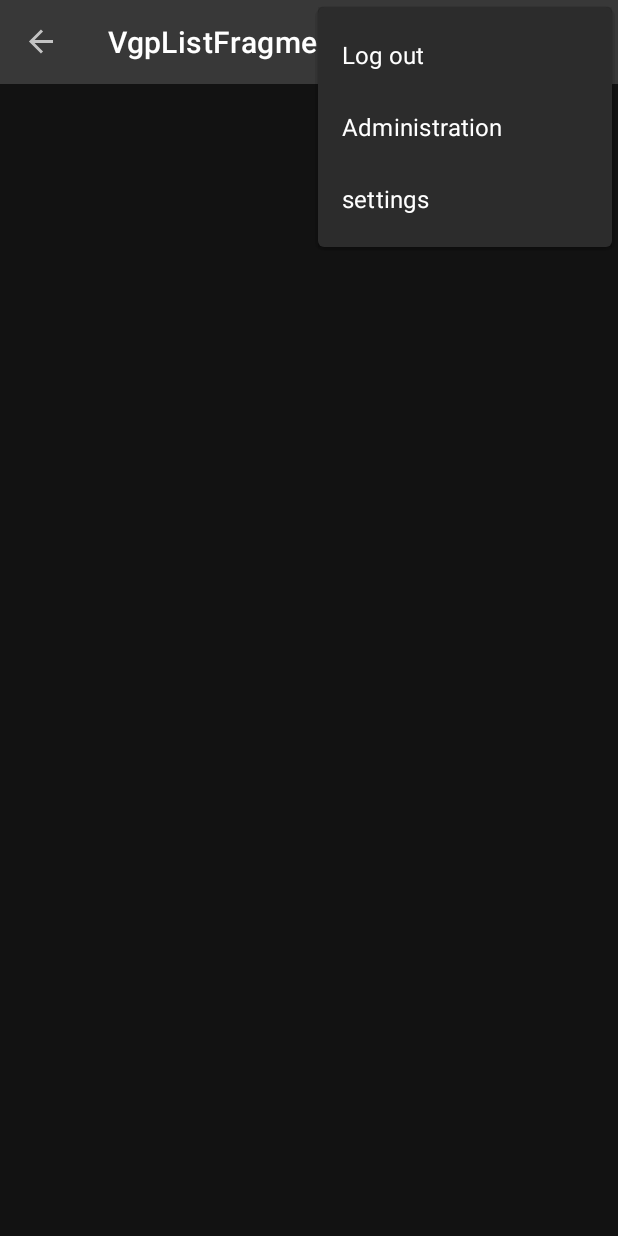
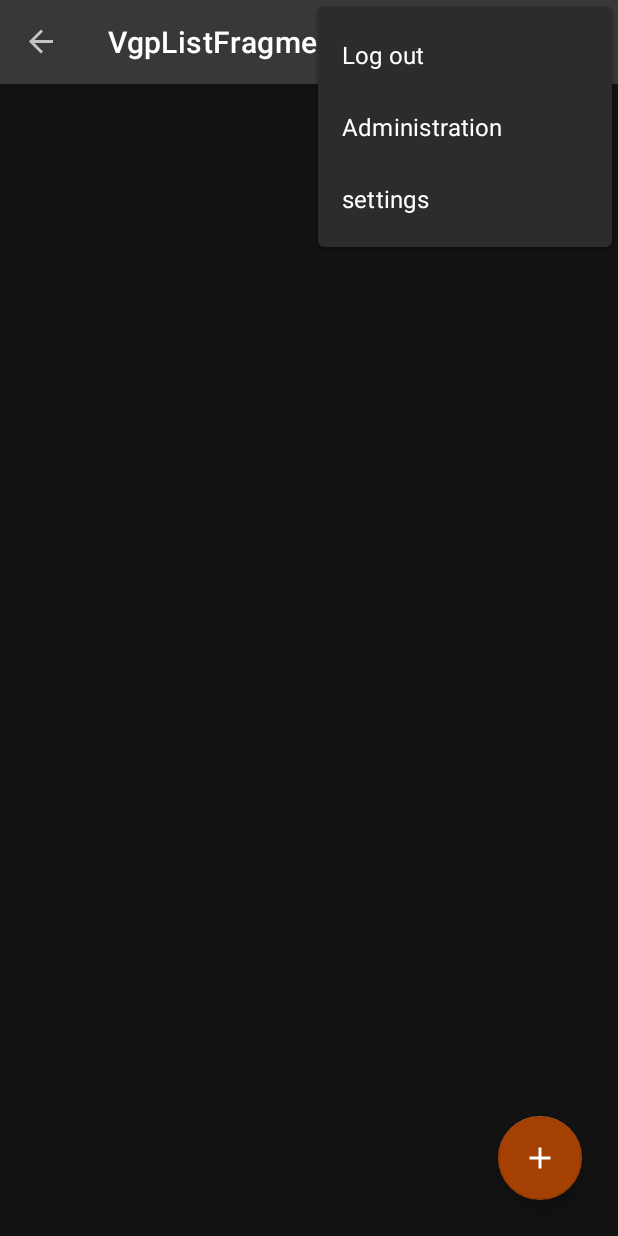
Before and after one commit to skichrome/easy-vgp-oc, an Android app: the VgpListFragment screen opened through its navigation route, with the options menu open, on a phone screen of 412 x 824 dp. Run offline under Robolectric (Android 15) with nearby library versions, the phone set to English and light mode, and no system bars; our stand-ins replace Firebase (no records; nobody signed in at launch, a user with empty details on screens opened directly), Room's generated code, data binding, navigation-ui; libraries missing offline, so code that uses them is left out: com.firebase.ui.

Commit message:
Working on VGP list features.
[Features]
  - Added list of reports previously saved on vgp list screen.
  - Added 1st version of query to get all values for one report (will be used to generate pdf report).
  - The date is formatted to a human readable format on item list.

[BugFixes]
  - The date associated to a group of control point is now equal for all control points in one group.

```diff
--- a/app/src/main/java/com/skichrome/oc/easyvgp/EasyVGPApplication.kt
+++ b/app/src/main/java/com/skichrome/oc/easyvgp/EasyVGPApplication.kt
@@ -20,4 +20,7 @@ class EasyVGPApplication : Application()
 
     val newVgpRepository: NewVgpRepository
         get() = ServiceLocator.provideVgpRepository(this)
+
+    val vgpListRepository: VgpListRepository
+        get() = ServiceLocator.provideVgpListRepository(this)
 }
--- a/app/src/main/java/com/skichrome/oc/easyvgp/model/DefaultNewVgpRepository.kt
+++ b/app/src/main/java/com/skichrome/oc/easyvgp/model/DefaultNewVgpRepository.kt
@@ -14,6 +14,7 @@ class DefaultNewVgpRepository(private val localSource: NewVgpSource) : NewVgpRep
 
     override suspend fun insertMachineControlPointData(ctrlPointDataVgp: List<ControlPointDataVgp>, machineId: Long): Results<List<Long>>
     {
+        val reportDate = System.currentTimeMillis()
         val idResultList = mutableListOf<Long>()
         ctrlPointDataVgp.map {
             ControlPointData(
@@ -33,7 +34,7 @@ class DefaultNewVgpRepository(private val localSource: NewVgpSource) : NewVgpRep
                 val crossRef = MachineControlPointData(
                     machineId = machineId,
                     ctrlPointDataId = results.data,
-                    reportDate = System.currentTimeMillis()
+                    reportDate = reportDate
                 )
 
                 val crossRefResult = localSource.insertMachineCtrlPtDataCrossRef(crossRef)
--- /dev/null
+++ b/app/src/main/java/com/skichrome/oc/easyvgp/model/DefaultVgpListRepository.kt
@@ -0,0 +1,6 @@
+package com.skichrome.oc.easyvgp.model
+
+class DefaultVgpListRepository(private val localSource: VgpListSource) : VgpListRepository
+{
+    override suspend fun getAllReports(machineId: Long): Results<List<Long>> = localSource.getAllReports(machineId)
+}
--- /dev/null
+++ b/app/src/main/java/com/skichrome/oc/easyvgp/model/VgpListRepository.kt
@@ -0,0 +1,6 @@
+package com.skichrome.oc.easyvgp.model
+
+interface VgpListRepository
+{
+    suspend fun getAllReports(machineId: Long): Results<List<Long>>
+}
--- /dev/null
+++ b/app/src/main/java/com/skichrome/oc/easyvgp/model/VgpListSource.kt
@@ -0,0 +1,6 @@
+package com.skichrome.oc.easyvgp.model
+
+interface VgpListSource
+{
+    suspend fun getAllReports(machineId: Long): Results<List<Long>>
+}
--- /dev/null
+++ b/app/src/main/java/com/skichrome/oc/easyvgp/model/local/LocalVgpListSource.kt
@@ -0,0 +1,27 @@
+package com.skichrome.oc.easyvgp.model.local
+
+import com.skichrome.oc.easyvgp.model.Results
+import com.skichrome.oc.easyvgp.model.Results.Error
+import com.skichrome.oc.easyvgp.model.Results.Success
+import com.skichrome.oc.easyvgp.model.VgpListSource
+import com.skichrome.oc.easyvgp.model.local.database.MachineControlPointDataDao
+import kotlinx.coroutines.CoroutineDispatcher
+import kotlinx.coroutines.Dispatchers
+import kotlinx.coroutines.withContext
+
+class LocalVgpListSource(
+    private val machineControlPointDataDao: MachineControlPointDataDao,
+    private val dispatchers: CoroutineDispatcher = Dispatchers.IO
+) : VgpListSource
+{
+    override suspend fun getAllReports(machineId: Long): Results<List<Long>> = withContext(dispatchers) {
+        return@withContext try
+        {
+            Success(machineControlPointDataDao.getCtrlPointDataFromMachineId(machineId))
+        }
+        catch (e: Exception)
+        {
+            Error(e)
+        }
+    }
+}
--- a/app/src/main/java/com/skichrome/oc/easyvgp/model/local/database/MachineControlPointData.kt
+++ b/app/src/main/java/com/skichrome/oc/easyvgp/model/local/database/MachineControlPointData.kt
@@ -1,9 +1,6 @@
 package com.skichrome.oc.easyvgp.model.local.database
 
-import androidx.room.ColumnInfo
-import androidx.room.Dao
-import androidx.room.Entity
-import androidx.room.ForeignKey
+import androidx.room.*
 
 @Entity(
     tableName = "MachinesControlPointsDataCrossRef",
@@ -27,5 +24,19 @@ data class MachineControlPointData(
     @ColumnInfo(name = "report_date") val reportDate: Long
 )
 
+data class MachineIdWithControlPointData(
+    @ColumnInfo(name = "machine_id") val machineId: Long,
+    @ColumnInfo(name = "ctrl_point_data_id") val ctrlPointDataId: Long,
+    @ColumnInfo(name = "control_point_id") val ctrlPointId: Long,
+    @ColumnInfo(name = "control_point_name") val ctrlPointName: String
+)
+
 @Dao
 interface MachineControlPointDataDao : BaseDao<MachineControlPointData>
+{
+    @Query("SELECT MachinesControlPointsDataCrossRef.report_date FROM MachinesControlPointsDataCrossRef LEFT JOIN ControlPointsData WHERE MachinesControlPointsDataCrossRef.ctrl_point_data_id == ControlPointsData.ctrl_point_data_id AND MachinesControlPointsDataCrossRef.machine_id == :id")
+    suspend fun getCtrlPointDataFromMachineId(id: Long): List<Long>
+
+    @Query("SELECT MachinesControlPointsDataCrossRef.machine_id, ControlPointsData.ctrl_point_data_id, control_points.control_point_id, control_points.control_point_name FROM MachinesControlPointsDataCrossRef JOIN ControlPointsData JOIN control_points WHERE MachinesControlPointsDataCrossRef.machine_id == :id AND MachinesControlPointsDataCrossRef.ctrl_point_data_id == ControlPointsData.ctrl_point_data_id AND control_points.control_point_id == ControlPointsData.ctrl_point_data_ctrl_point_ref")
+    suspend fun getCtrlPointControlPointDataFromMachineId(id: Long): List<MachineIdWithControlPointData>
+}
--- a/app/src/main/java/com/skichrome/oc/easyvgp/util/BindingAdaptersMethods.kt
+++ b/app/src/main/java/com/skichrome/oc/easyvgp/util/BindingAdaptersMethods.kt
@@ -1,5 +1,6 @@
 package com.skichrome.oc.easyvgp.util
 
+import android.widget.TextView
 import androidx.databinding.BindingAdapter
 import androidx.recyclerview.widget.RecyclerView
 import com.skichrome.oc.easyvgp.model.local.database.ControlPoint
@@ -8,6 +9,7 @@ import com.skichrome.oc.easyvgp.model.local.database.Machine
 import com.skichrome.oc.easyvgp.model.local.database.MachineType
 import com.skichrome.oc.easyvgp.model.local.util.ControlPointDataVgp
 import com.skichrome.oc.easyvgp.view.fragments.adapters.*
+import java.text.SimpleDateFormat
 
 @BindingAdapter(value = ["items_customers"])
 fun setCustomerItems(listView: RecyclerView, customers: List<Customer>?) = customers?.let {
@@ -29,7 +31,19 @@ fun setControlPointsItems(listView: RecyclerView, controlPoints: List<ControlPoi
     (listView.adapter as ControlPointAdapter).submitList(it)
 }
 
+@BindingAdapter(value = ["items_reports"])
+fun setReportItems(listView: RecyclerView, reports: List<Long>?) = reports?.let {
+    (listView.adapter as VgpListFragmentAdapter).submitList(it)
+}
+
 @BindingAdapter(value = ["items_ctrl_points_vgp"])
 fun setCtrlPointDataItems(listView: RecyclerView, controlPoints: List<ControlPointDataVgp>?) = controlPoints?.let {
     (listView.adapter as ControlPointNewVgpAdapter).submitList(it)
 }
+
+@BindingAdapter("bind_date")
+fun getDateFormatted(textView: TextView, dateMillis: Long)
+{
+    val date = SimpleDateFormat.getDateInstance()
+    textView.text = date.format(dateMillis)
+}
--- a/app/src/main/java/com/skichrome/oc/easyvgp/view/fragments/VgpListFragment.kt
+++ b/app/src/main/java/com/skichrome/oc/easyvgp/view/fragments/VgpListFragment.kt
@@ -1,14 +1,80 @@
 package com.skichrome.oc.easyvgp.view.fragments
 
+import androidx.fragment.app.viewModels
+import androidx.navigation.fragment.findNavController
+import androidx.navigation.fragment.navArgs
+import com.skichrome.oc.easyvgp.EasyVGPApplication
 import com.skichrome.oc.easyvgp.R
 import com.skichrome.oc.easyvgp.databinding.FragmentVgpListBinding
+import com.skichrome.oc.easyvgp.util.AutoClearedValue
+import com.skichrome.oc.easyvgp.util.EventObserver
+import com.skichrome.oc.easyvgp.util.snackBar
 import com.skichrome.oc.easyvgp.view.base.BaseBindingFragment
+import com.skichrome.oc.easyvgp.view.fragments.adapters.VgpListFragmentAdapter
+import com.skichrome.oc.easyvgp.viewmodel.VgpListViewModel
+import com.skichrome.oc.easyvgp.viewmodel.vmfactory.VgpListViewModelFactory
+import kotlinx.android.synthetic.main.fragment_vgp_list.*
 
 class VgpListFragment : BaseBindingFragment<FragmentVgpListBinding>()
 {
+    // =================================
+    //              Fields
+    // =================================
+
+    private val args by navArgs<VgpListFragmentArgs>()
+    private val viewModel by viewModels<VgpListViewModel> {
+        VgpListViewModelFactory((requireActivity().application as EasyVGPApplication).vgpListRepository)
+    }
+
+    private var adapter by AutoClearedValue<VgpListFragmentAdapter>()
+
+    // =================================
+    //        Superclass Methods
+    // =================================
+
     override fun getFragmentLayout(): Int = R.layout.fragment_vgp_list
 
     override fun configureFragment()
     {
+        configureViewModel()
+        configureBinding()
+        configureRecyclerView()
+        configureBtn()
+    }
+
+    // =================================
+    //              Methods
+    // =================================
+
+    private fun configureViewModel() = viewModel.apply {
+        message.observe(viewLifecycleOwner, EventObserver { binding.root.snackBar(getString(it)) })
+        loadAllVgpFromMachine(args.machineId)
+    }
+
+    private fun configureBinding()
+    {
+        binding.viewModel = viewModel
+    }
+
+    private fun configureRecyclerView()
+    {
+        adapter = VgpListFragmentAdapter(viewModel)
+        binding.vgpListFragmentRecyclerView.setHasFixedSize(true)
+        binding.vgpListFragmentRecyclerView.adapter = adapter
+    }
+
+    private fun configureBtn()
+    {
+        vgpListFragmentFab.setOnClickListener { navigateToNewVgpFragment() }
+    }
+
+    private fun navigateToNewVgpFragment(machineId: Long = args.machineId, machineTypeId: Long = args.machineTypeId, customerId: Long = -1L)
+    {
+        val opt = VgpListFragmentDirections.actionVgpListFragmentToVgpFragment(
+            machineId = machineId,
+            machineTypeId = machineTypeId,
+            customerId = customerId
+        )
+        findNavController().navigate(opt)
     }
 }
--- /dev/null
+++ b/app/src/main/java/com/skichrome/oc/easyvgp/view/fragments/adapters/VgpListFragmentAdapter.kt
@@ -0,0 +1,36 @@
+package com.skichrome.oc.easyvgp.view.fragments.adapters
+
+import android.view.LayoutInflater
+import android.view.ViewGroup
+import androidx.recyclerview.widget.DiffUtil
+import androidx.recyclerview.widget.ListAdapter
+import androidx.recyclerview.widget.RecyclerView
+import com.skichrome.oc.easyvgp.databinding.ItemRvVgpListBinding
+import com.skichrome.oc.easyvgp.viewmodel.VgpListViewModel
+
+class VgpListFragmentAdapter(private val viewModel: VgpListViewModel) :
+    ListAdapter<Long, VgpListFragmentAdapter.VgpListFragmentViewHolder>(VgpListFragmentCallback())
+{
+    override fun onCreateViewHolder(parent: ViewGroup, viewType: Int): VgpListFragmentViewHolder
+    {
+        val binding = ItemRvVgpListBinding.inflate(LayoutInflater.from(parent.context), parent, false)
+        return VgpListFragmentViewHolder(binding)
+    }
+
+    override fun onBindViewHolder(holder: VgpListFragmentViewHolder, position: Int) = holder.bind(getItem(position), viewModel)
+
+    class VgpListFragmentViewHolder(private val binding: ItemRvVgpListBinding) : RecyclerView.ViewHolder(binding.root)
+    {
+        fun bind(report: Long, viewModel: VgpListViewModel)
+        {
+            binding.viewModel = viewModel
+            binding.report = report
+        }
+    }
+
+    class VgpListFragmentCallback : DiffUtil.ItemCallback<Long>()
+    {
+        override fun areItemsTheSame(oldItem: Long, newItem: Long): Boolean = oldItem == newItem
+        override fun areContentsTheSame(oldItem: Long, newItem: Long): Boolean = oldItem == newItem
+    }
+}
--- /dev/null
+++ b/app/src/main/java/com/skichrome/oc/easyvgp/viewmodel/BaseViewModel.kt
@@ -0,0 +1,14 @@
+package com.skichrome.oc.easyvgp.viewmodel
+
+import androidx.lifecycle.LiveData
+import androidx.lifecycle.MutableLiveData
+import androidx.lifecycle.ViewModel
+import com.skichrome.oc.easyvgp.util.Event
+
+abstract class BaseViewModel : ViewModel()
+{
+    protected val _message = MutableLiveData<Event<Int>>()
+    abstract val message: LiveData<Event<Int>>
+
+    protected abstract fun showMessage(msgRef: Int)
+}
--- /dev/null
+++ b/app/src/main/java/com/skichrome/oc/easyvgp/viewmodel/VgpListViewModel.kt
@@ -0,0 +1,54 @@
+package com.skichrome.oc.easyvgp.viewmodel
+
+import android.util.Log
+import androidx.lifecycle.LiveData
+import androidx.lifecycle.MutableLiveData
+import androidx.lifecycle.viewModelScope
+import com.skichrome.oc.easyvgp.model.Results.Error
+import com.skichrome.oc.easyvgp.model.Results.Success
+import com.skichrome.oc.easyvgp.model.VgpListRepository
+import com.skichrome.oc.easyvgp.util.Event
+import com.skichrome.oc.easyvgp.util.uiJob
+
+class VgpListViewModel(private val repository: VgpListRepository) : BaseViewModel()
+{
+    // =================================
+    //              Fields
+    // =================================
+
+    override val message: LiveData<Event<Int>>
+        get() = _message
+
+    private val _vgpList = MutableLiveData<List<Long>>()
+    val vgpList: LiveData<List<Long>> = _vgpList
+
+    // =================================
+    //        Superclass Methods
+    // =================================
+
+    override fun showMessage(msgRef: Int)
+    {
+        _message.value = Event(msgRef)
+    }
+
+    // =================================
+    //              Methods
+    // =================================
+
+    fun onClickReport(reportId: Long)
+    {
+    }
+
+    fun loadAllVgpFromMachine(machineId: Long)
+    {
+        viewModelScope.uiJob {
+            val result = repository.getAllReports(machineId)
+            if (result is Success)
+            {
+                _vgpList.value = result.data
+                Log.e("VgpListVM", "Success: ${result.data}")
+            } else
+                Log.e("VgpListVM", "An error occurred when loading vgp list", (result as Error).exception)
+        }
+    }
+}
--- /dev/null
+++ b/app/src/main/java/com/skichrome/oc/easyvgp/viewmodel/vmfactory/VgpListViewModelFactory.kt
@@ -0,0 +1,12 @@
+package com.skichrome.oc.easyvgp.viewmodel.vmfactory
+
+import androidx.lifecycle.ViewModel
+import androidx.lifecycle.ViewModelProvider
+import com.skichrome.oc.easyvgp.model.VgpListRepository
+import com.skichrome.oc.easyvgp.viewmodel.VgpListViewModel
+
+class VgpListViewModelFactory(private val repository: VgpListRepository) : ViewModelProvider.NewInstanceFactory()
+{
+    @Suppress("UNCHECKED_CAST")
+    override fun <T : ViewModel?> create(modelClass: Class<T>): T = VgpListViewModel(repository) as T
+}
--- a/app/src/main/res/layout/fragment_vgp_list.xml
+++ b/app/src/main/res/layout/fragment_vgp_list.xml
@@ -1,11 +1,39 @@
 <?xml version="1.0" encoding="utf-8"?>
 
 <layout
-    xmlns:android="http://schemas.android.com/apk/res/android">
+    xmlns:android="http://schemas.android.com/apk/res/android"
+    xmlns:app="http://schemas.android.com/apk/res-auto"
+    xmlns:tools="http://schemas.android.com/tools">
+
+    <data>
+
+        <variable
+            name="viewModel"
+            type="com.skichrome.oc.easyvgp.viewmodel.VgpListViewModel" />
+    </data>
 
     <androidx.constraintlayout.widget.ConstraintLayout
         android:layout_width="match_parent"
         android:layout_height="match_parent">
 
+        <androidx.recyclerview.widget.RecyclerView
+            android:id="@+id/vgpListFragmentRecyclerView"
+            android:layout_width="0dp"
+            android:layout_height="0dp"
+            app:items_reports="@{viewModel.vgpList}"
+            app:layoutManager="androidx.recyclerview.widget.LinearLayoutManager"
+            app:layout_constraintBottom_toBottomOf="parent"
+            app:layout_constraintEnd_toEndOf="parent"
+            app:layout_constraintStart_toStartOf="parent"
+            app:layout_constraintTop_toTopOf="parent"
+            tools:listitem="@layout/item_rv_vgp_list" />
+
+        <com.google.android.material.floatingactionbutton.FloatingActionButton
+            android:id="@+id/vgpListFragmentFab"
+            style="@style/fabStyle"
+            android:src="@drawable/ic_add_24dp"
+            app:layout_constraintBottom_toBottomOf="parent"
+            app:layout_constraintEnd_toEndOf="parent" />
+
     </androidx.constraintlayout.widget.ConstraintLayout>
 </layout>
--- a/app/src/main/res/values/strings.xml
+++ b/app/src/main/res/values/strings.xml
@@ -125,7 +125,7 @@
     <string name="frag_vgp_dialog_cancel">Cancel</string>
     <string name="frag_vgp_dialog_title">Set your comment for this control point</string>
 
-    <!-- Verification types and Choice Possibilities enumeration -->
+    <!-- Verification types, Control type and Choice Possibilities enumeration -->
     <string name="verification_type_visual">Visual</string>
     <string name="verification_type_both_visual_functional">Visual / Functional</string>
     <string name="verification_type_functional">Functional</string>
@@ -133,4 +133,8 @@
     <string name="choice_possibilities_good">Good</string>
     <string name="choice_possibilities_medium">Medium</string>
     <string name="choice_possibilities_bad">Bad</string>
+
+    <string name="ctrl_type_one">commissioning</string>
+    <string name="ctrl_type_two">periodic general audit</string>
+    <string name="ctrl_type_three">put back into service</string>
 </resources>
```
Also changed, not shown: app/src/main/java/com/skichrome/oc/easyvgp/model/local/ControlType.kt (added, +10 -0 lines), app/src/main/java/com/skichrome/oc/easyvgp/viewmodel/ServiceLocator.kt (+22 -0 lines), app/src/main/res/layout/item_rv_vgp_list.xml (added, +45 -0 lines).
